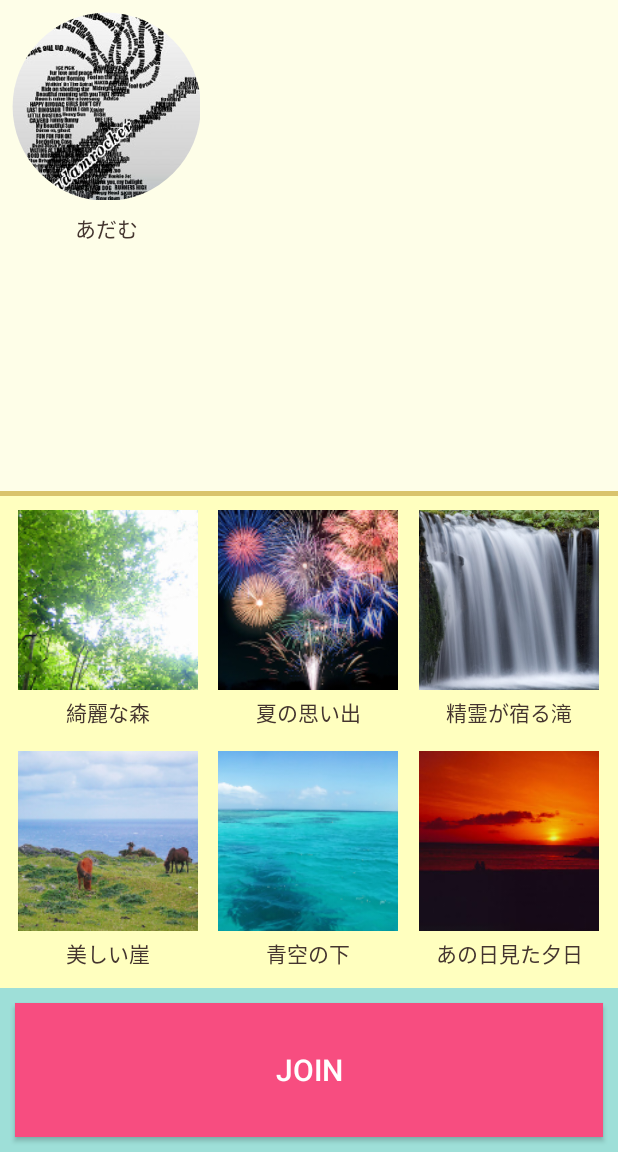
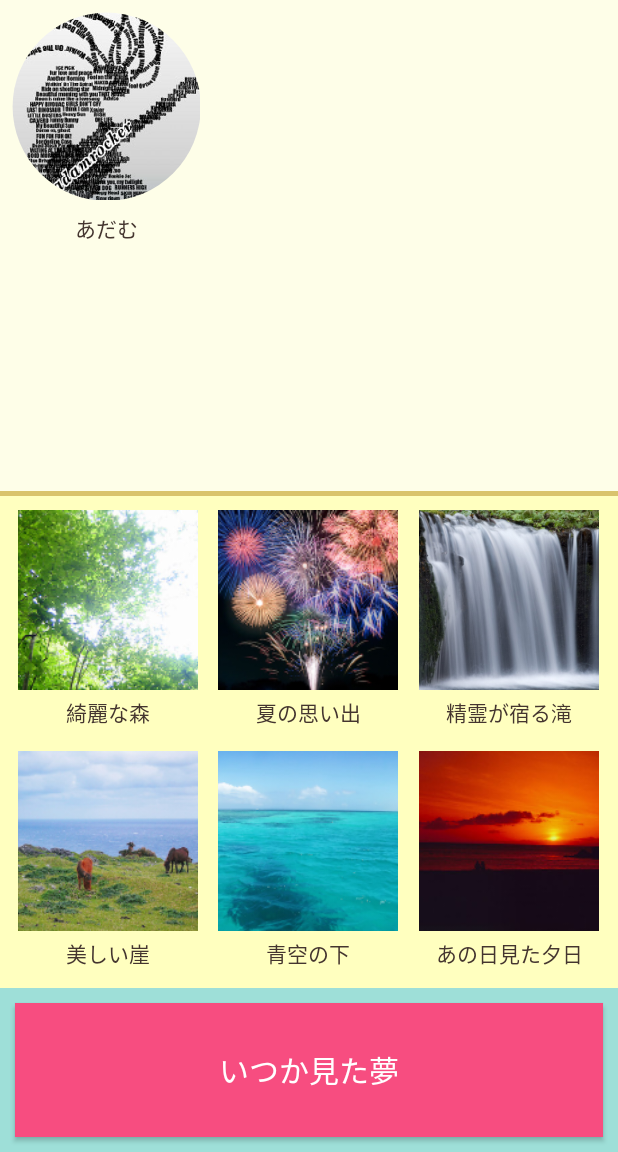
Before and after one commit to adamrocker/ishinomakihackathon2016, an Android app: the screen it shows after launch (MainActivity), on a phone screen of 412 x 824 dp, the part 84-1236 px from its top. Run offline under Robolectric (Android 15) with nearby library versions, the phone set to English and light mode, and no system bars; libraries missing offline, so code that uses them is left out: com.google.vr.sdk, com.squareup.okhttp, io.skyway, org.webrtc; plain views replace VrVideoView; 5 statements that could not run were skipped.

```diff
--- a/android/app/src/main/res/values/strings.xml
+++ b/android/app/src/main/res/values/strings.xml
@@ -1,4 +1,4 @@
 <resources>
     <string name="app_name">BlueSpring</string>
-    <string name="login_title">JOIN</string>
+    <string name="login_title">いつか見た夢</string>
 </resources>
```
